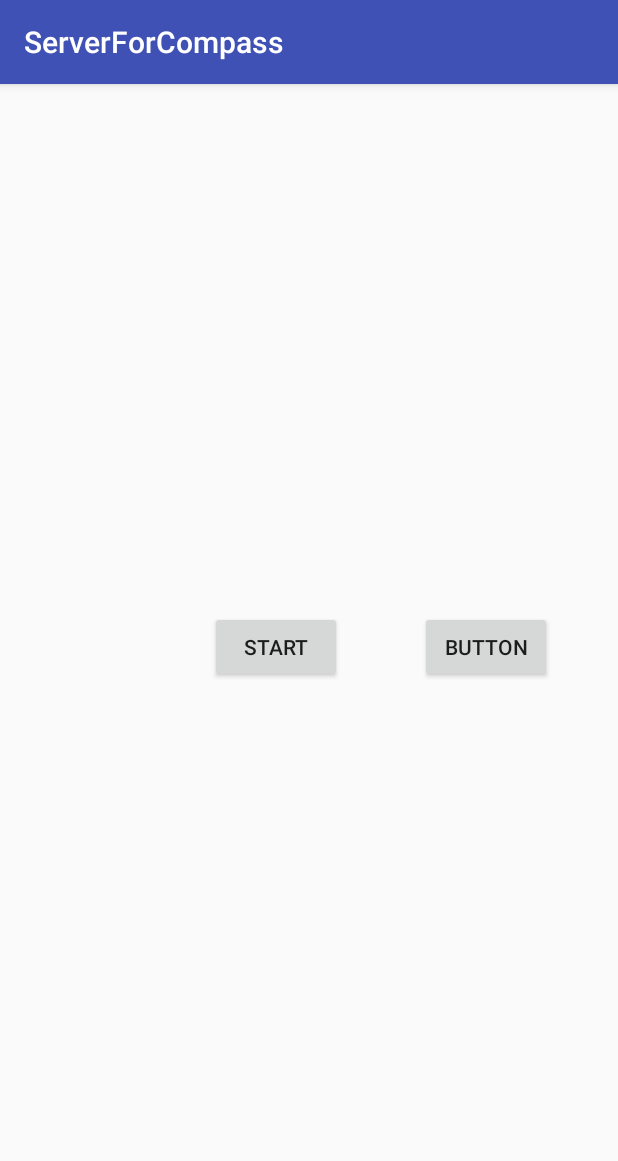
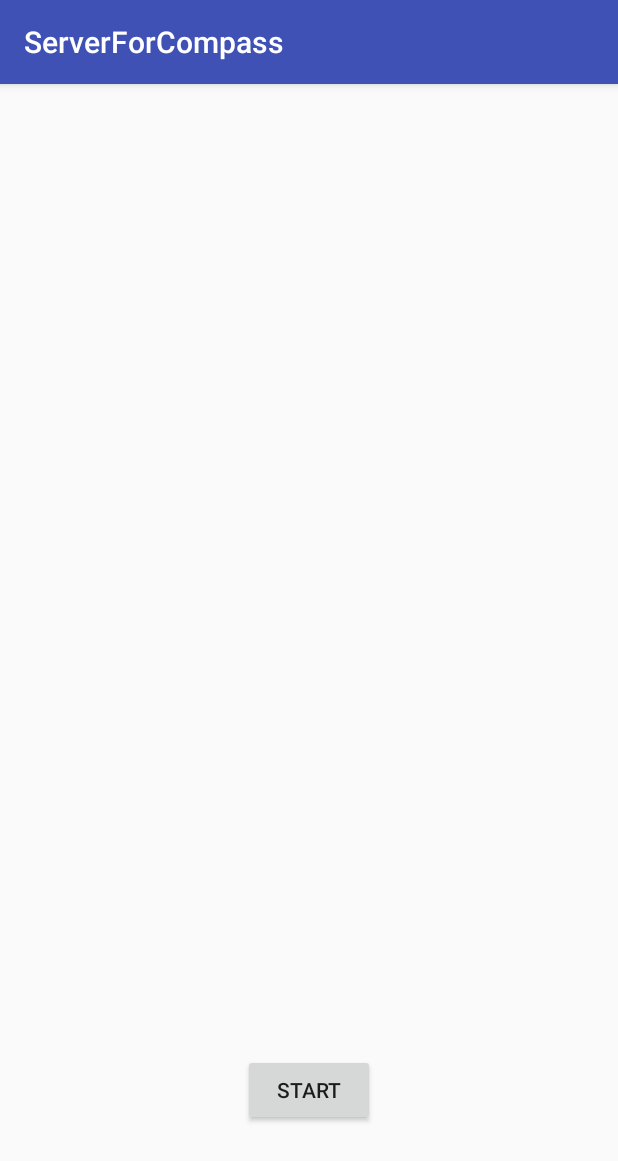
Before and after one commit to MrSwimmer/CompassServer, an Android app: the screen it shows after launch (MainActivity), after a tap on "START", on a phone screen of 412 x 824 dp. Shown: the top 1161 px of the screen. Run offline under Robolectric (Android 15) with nearby library versions, the phone set to English and light mode, and no system bars; 2 statements that could not run were skipped.

Commit message:
околорелиз

```diff
--- a/app/src/main/java/com/serverforcompass/MainActivity.java
+++ b/app/src/main/java/com/serverforcompass/MainActivity.java
@@ -1,24 +1,33 @@
 package com.serverforcompass;
 
+import android.content.Context;
 import android.support.v7.app.AppCompatActivity;
 import android.os.Bundle;
+import android.util.Log;
 import android.view.View;
 import android.widget.Button;
 import android.widget.TextView;
+import android.widget.Toast;
 
 public class MainActivity extends AppCompatActivity {
-    String maskeys[];
+    static String[] maskeys;
+    public static Context context;
     Button Start;
     static int count=0;
     @Override
     protected void onCreate(Bundle savedInstanceState) {
         super.onCreate(savedInstanceState);
         setContentView(R.layout.activity_main);
+        context = this;
         Start = (Button) findViewById(R.id.start);
+        if(count==8){
+            Toast.makeText(this, "Загрузка завершена", Toast.LENGTH_SHORT).show();
+        }
         Start.setOnClickListener(new View.OnClickListener() {
             @Override
             public void onClick(View v) {
-                maskeys = new String[]{"frontend разработчик", "frontend", "developer"};
+                start(0);
+                /*maskeys = new String[]{"frontend разработчик", "frontend", "developer"};
                 LoaderBase loaderBaseFront = new LoaderBase(maskeys, MyApp.getInstance().StackSkillsFront, MyApp.getInstance().CountFront);
                 maskeys = new String[]{"backend разработчик", "backend", "developer"};
                 LoaderBase loaderBaseBack = new LoaderBase(maskeys, MyApp.getInstance().StackSkillsBack, MyApp.getInstance().CountBack);
@@ -33,8 +42,45 @@ public class MainActivity extends AppCompatActivity {
                 maskeys = new String[]{"ios разработчик", "ios", "developer"};
                 LoaderBase loaderBaseIOS = new LoaderBase(maskeys, MyApp.getInstance().StackSkillsIOS, MyApp.getInstance().CountIOS);
                 maskeys = new String[]{"sql разработчик", "sql", "developer"};
-                LoaderBase loaderBaseSQL = new LoaderBase(maskeys, MyApp.getInstance().StackSkillsSQL, MyApp.getInstance().CountSQL);
+                LoaderBase loaderBaseSQL = new LoaderBase(maskeys, MyApp.getInstance().StackSkillsSQL, MyApp.getInstance().CountSQL);*/
             }
         });
     }
+    static void start(int i){
+        switch (i){
+            case 0:
+                maskeys = new String[]{"frontend разработчик", "frontend", "developer"};
+                LoaderBase loaderBaseFront = new LoaderBase(maskeys, MyApp.getInstance().StackSkillsFront, MyApp.getInstance().CountFront);
+                break;
+            case 1:
+                maskeys = new String[]{"backend разработчик", "backend", "developer"};
+                LoaderBase loaderBaseBack = new LoaderBase(maskeys, MyApp.getInstance().StackSkillsBack, MyApp.getInstance().CountBack);
+                break;
+            case 2:
+                maskeys = new String[]{"android разработчик", "android", "developer"};
+                LoaderBase loaderBaseAndr = new LoaderBase(maskeys, MyApp.getInstance().StackSkillsAndroid, MyApp.getInstance().CountAndr);
+                break;
+            case 3:
+                Log.i("code", "start data");
+                maskeys = new String[]{"data scientist", "data", "scien"};
+                LoaderBase loaderBaseData = new LoaderBase(maskeys, MyApp.getInstance().StackSkillsData, MyApp.getInstance().CountData);
+                break;
+            case 4:
+                maskeys = new String[]{"разработчик игр", "game", "игр"};
+                LoaderBase loaderBaseGame = new LoaderBase(maskeys, MyApp.getInstance().StackSkillsGame, MyApp.getInstance().CountGame);
+                break;
+            case 5:
+                maskeys = new String[]{"тестировщик по", "qa", "тестировщик"};
+                LoaderBase loaderBaseQA = new LoaderBase(maskeys, MyApp.getInstance().StackSkillsQA, MyApp.getInstance().CountQA);
+                break;
+            case 6:
+                maskeys = new String[]{"ios разработчик", "ios", "developer"};
+                LoaderBase loaderBaseIOS = new LoaderBase(maskeys, MyApp.getInstance().StackSkillsIOS, MyApp.getInstance().CountIOS);
+                break;
+            case 7:
+                maskeys = new String[]{"sql разработчик", "sql", "developer"};
+                LoaderBase loaderBaseSQL = new LoaderBase(maskeys, MyApp.getInstance().StackSkillsSQL, MyApp.getInstance().CountSQL);
+                break;
+        }
+    }
 }
--- a/app/src/main/res/layout/activity_main.xml
+++ b/app/src/main/res/layout/activity_main.xml
@@ -1,35 +1,19 @@
 <?xml version="1.0" encoding="utf-8"?>
-<android.support.constraint.ConstraintLayout
-    xmlns:android="http://schemas.android.com/apk/res/android"
-    xmlns:app="http://schemas.android.com/apk/res-auto"
-    xmlns:tools="http://schemas.android.com/tools"
+
+
+<RelativeLayout
     android:layout_width="match_parent"
     android:layout_height="match_parent"
-    tools:context="com.serverforcompass.MainActivity">
-
-    <RelativeLayout
-        android:layout_width="368dp"
-        android:layout_height="495dp"
-        tools:layout_editor_absoluteX="-58dp"
-        tools:layout_editor_absoluteY="8dp">
+    xmlns:tools="http://schemas.android.com/tools"
+    xmlns:android="http://schemas.android.com/apk/res/android">
 
         <Button
             android:id="@+id/start"
             android:layout_width="wrap_content"
             android:layout_height="wrap_content"
+            android:layout_marginBottom="73dp"
+            android:text="Start"
             android:layout_alignParentBottom="true"
-            android:layout_centerHorizontal="true"
-            android:layout_marginBottom="96dp"
-            android:text="Start"/>
-
-        <Button
-            android:id="@+id/button2"
-            android:layout_width="wrap_content"
-            android:layout_height="wrap_content"
-            android:layout_alignBottom="@+id/start"
-            android:layout_alignParentEnd="true"
-            android:layout_alignParentRight="true"
-            android:text="Button"/>
+            android:layout_centerHorizontal="true"/>
 
     </RelativeLayout>
-</android.support.constraint.ConstraintLayout>
```
Also changed, not shown: app/src/main/java/com/serverforcompass/LoaderBase.java (+37 -13 lines), app/src/main/java/com/serverforcompass/MakeandDownFiles.java (+27 -1 lines).
